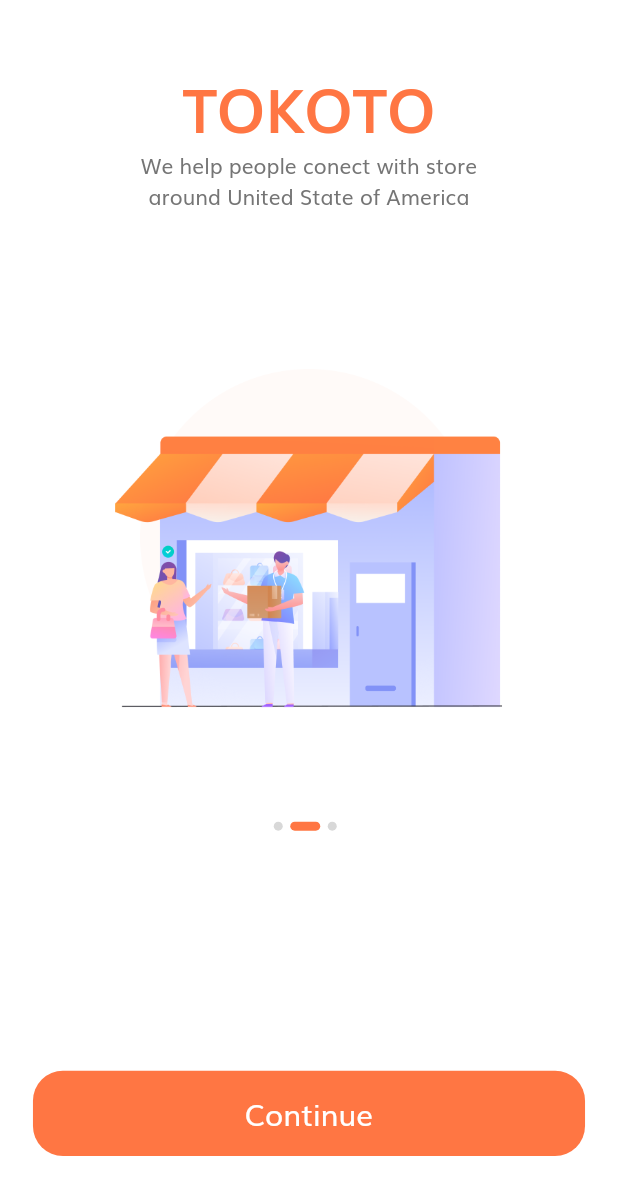
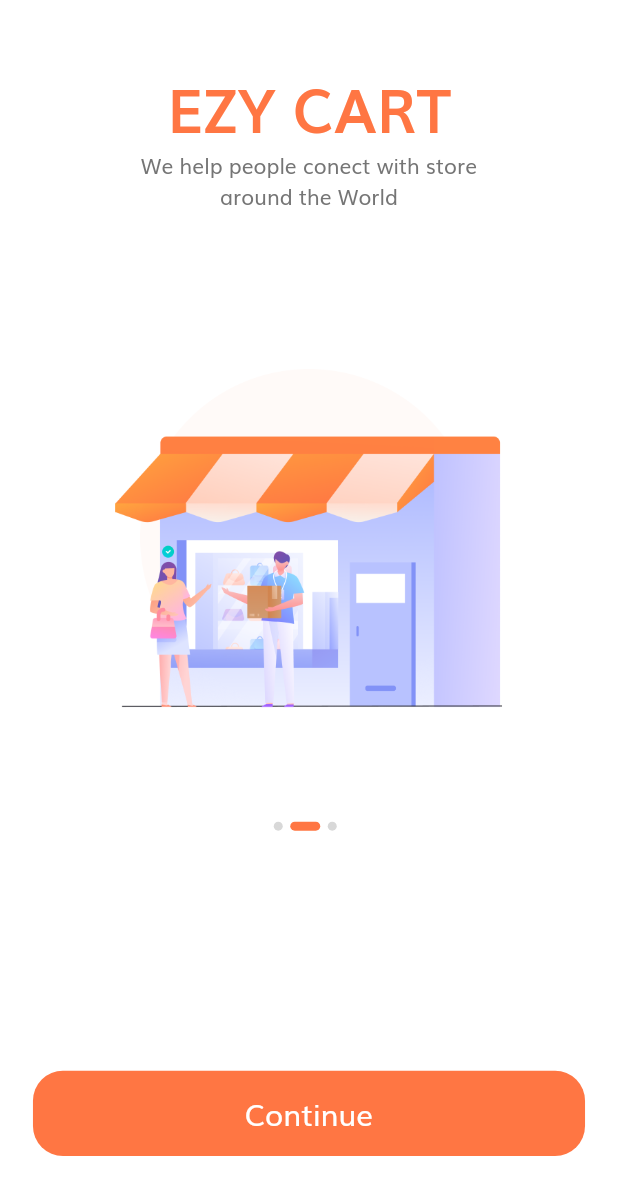
Before and after one commit to Dillideekshi/E_Commerce_APP, a Flutter app: the screen it shows after launch, swiped to page 2, on a phone screen of 412 x 824 dp. Shown: the top 1195 px of the screen. Run offline on Flutter 3.47's test engine with Material 2 defaults, Android fonts, the phone set to English and light mode, and no system bars; our stand-ins replace flutter_svg.

Commit message:
fire base update

```diff
--- a/lib/constants.dart
+++ b/lib/constants.dart
@@ -15,7 +15,7 @@ const kAnimationDuration = Duration(milliseconds: 200);
 
 final headingStyle = TextStyle(
   fontSize: getProportionateScreenWidth(28),
-  fontWeight: FontWeight.normal,
+  fontWeight: FontWeight.bold,
   color: Colors.black,
   height: 1.5,
 );
--- a/lib/screens/splash/components/body.dart
+++ b/lib/screens/splash/components/body.dart
@@ -16,12 +16,12 @@ class _BodyState extends State<Body> {
   int currentPage = 0;
   List<Map<String, String>> splashData = [
     {
-      "text": "Welcome to Tokoto, Let’s shop!",
+      "text": "Welcome to EZY CART, Let’s shop!",
       "image": "assets/images/splash_1.png"
     },
     {
       "text":
-          "We help people conect with store \naround United State of America",
+          "We help people conect with store \naround the World",
       "image": "assets/images/splash_2.png"
     },
     {
--- a/lib/screens/splash/components/splash_content.dart
+++ b/lib/screens/splash/components/splash_content.dart
@@ -17,7 +17,7 @@ class SplashContent extends StatelessWidget {
       children: <Widget>[
         Spacer(),
         Text(
-          "TOKOTO",
+          "EZY CART",
           style: TextStyle(
             fontSize: getProportionateScreenWidth(36),
             color: kPrimaryColor,
--- a/pubspec.yaml
+++ b/pubspec.yaml
@@ -30,7 +30,8 @@ dependencies:
   # if you are using latest flutter please update your flutter_svg package to ^0.18.*
   flutter_svg: ^0.22.0 # help us to use SVG in our app
   provider: ^6.0.0 # for State management
-
+  firebase_auth: ^4.4.2
+  firebase_core: ^2.10.0
 dev_dependencies:
   flutter_test:
     sdk: flutter
```
Also changed, not shown: pubspec.lock, 1 other file.
